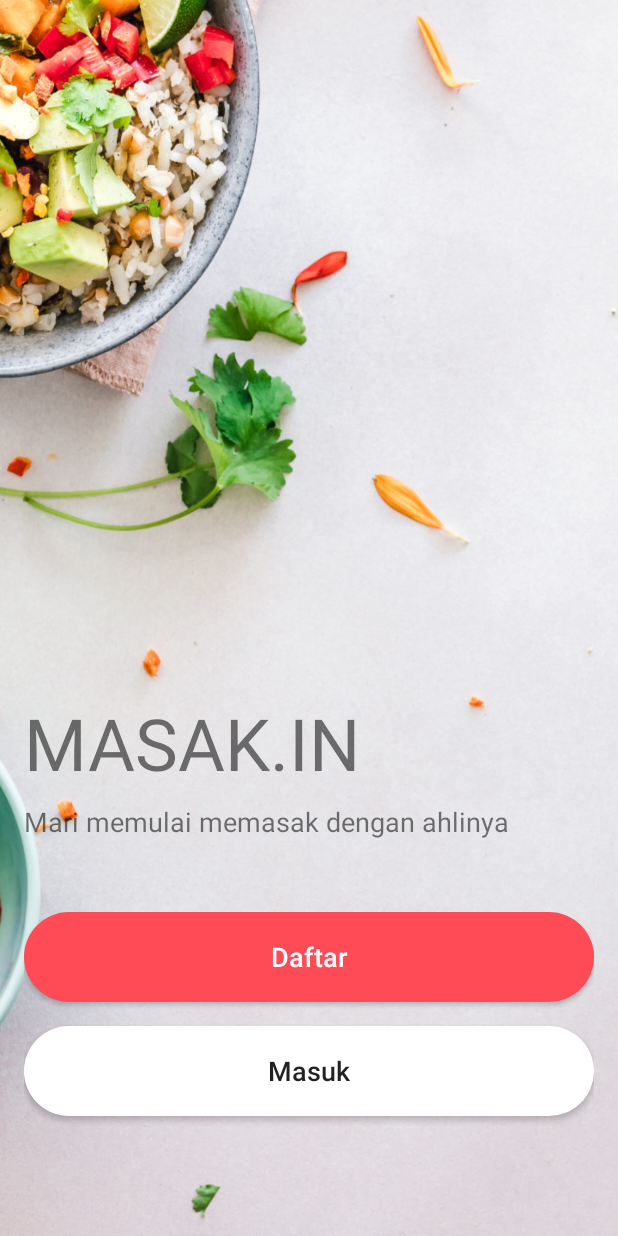
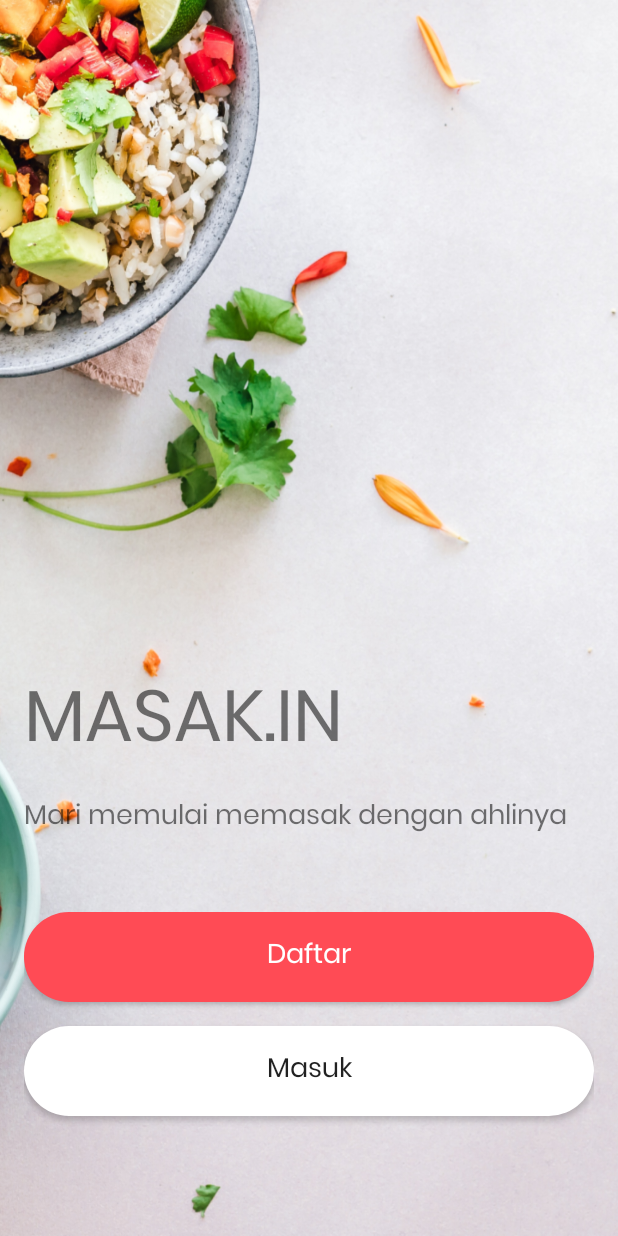
Before and after one commit to erwinkaaa/ADSxADS, an Android app: the screen it shows after launch (AuthActivity), on a phone screen of 412 x 824 dp. Run offline under Robolectric (Android 15) with nearby library versions, the phone set to English and light mode, and no system bars.

Commit message:
add font

```diff
--- a/app/src/main/res/values/styles.xml
+++ b/app/src/main/res/values/styles.xml
@@ -6,6 +6,7 @@
         <item name="colorPrimary">@color/colorPrimary</item>
         <item name="colorPrimaryDark">@color/colorPrimaryDark</item>
         <item name="colorAccent">@color/colorAccent</item>
+        <item name="android:fontFamily">@font/poppins_regular</item>
     </style>
 
 </resources>
```
Also changed, not shown: app/src/main/res/font/poppins_regular.ttf (added).
